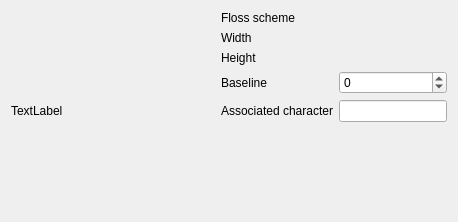
Old version of the form ui/LibraryPatternProperties.ui in the repository KDE/kxstitch.
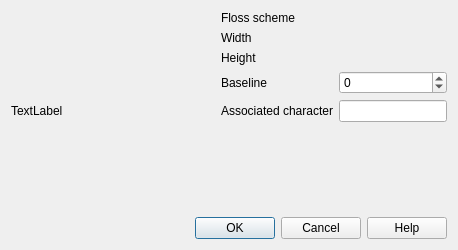
New version of the form. Custom widgets are drawn as their Qt base class.

Commit message: KDialog -> QDialog

Diff of the .ui file:
```diff
--- a/ui/LibraryPatternProperties.ui
+++ b/ui/LibraryPatternProperties.ui
@@ -13,8 +13,8 @@
   <property name="windowTitle">
    <string>Library Pattern Properties</string>
   </property>
-  <layout class="QHBoxLayout" name="horizontalLayout">
-   <item>
+  <layout class="QGridLayout" name="gridLayout_2">
+   <item row="0" column="0">
     <widget class="QLabel" name="Icon">
      <property name="sizePolicy">
       <sizepolicy hsizetype="MinimumExpanding" vsizetype="MinimumExpanding">
@@ -33,7 +33,7 @@
      </property>
     </widget>
    </item>
-   <item>
+   <item row="0" column="1">
     <layout class="QGridLayout" name="gridLayout">
      <item row="0" column="0">
       <widget class="QLabel" name="label_2">
@@ -119,6 +119,13 @@
      </item>
     </layout>
    </item>
+   <item row="1" column="0" colspan="2">
+    <widget class="QDialogButtonBox" name="DialogButtonBox">
+     <property name="standardButtons">
+      <set>QDialogButtonBox::Cancel|QDialogButtonBox::Help|QDialogButtonBox::Ok</set>
+     </property>
+    </widget>
+   </item>
   </layout>
  </widget>
  <customwidgets>
```
The commit also changes 2 other files.
